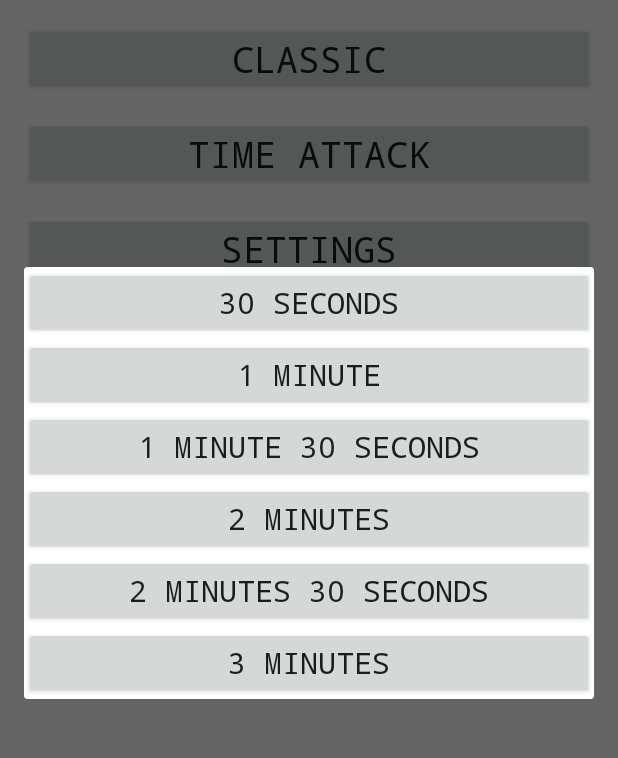
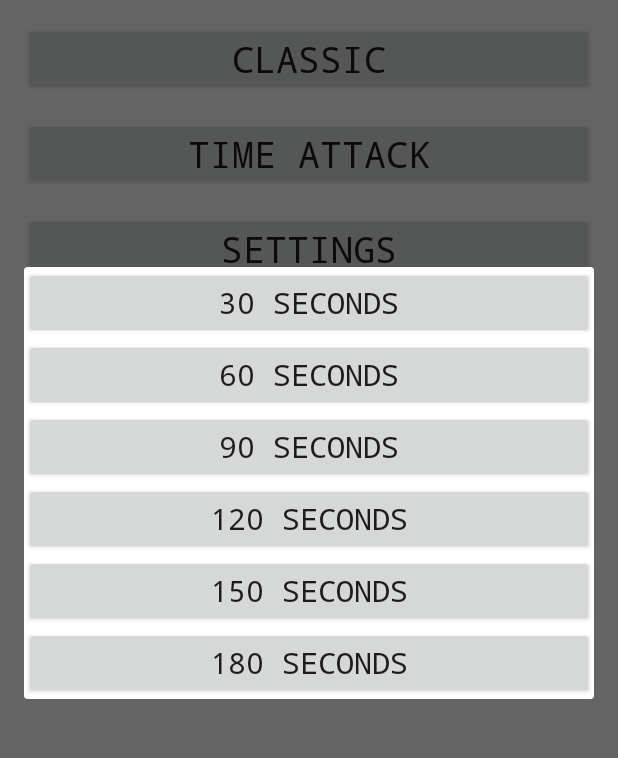
Before and after one commit to datrueonejay/Sequence, an Android app: the MainMenu screen opened directly, with no data from a screen before it, after a tap on "TIME ATTACK", on a phone screen of 412 x 824 dp, the part 135-893 px from its top. Run offline under Robolectric (Android 15) with nearby library versions, the phone set to English and light mode, and no system bars.

Commit message:
Almost Finished App

```diff
--- a/app/src/main/AndroidManifest.xml
+++ b/app/src/main/AndroidManifest.xml
@@ -29,6 +29,7 @@
             </intent-filter>
         </activity>
         <activity android:name=".CountDown" />
+        <activity android:name=".Unlockables"></activity>
     </application>
 
 </manifest>
--- a/app/src/main/res/values/strings.xml
+++ b/app/src/main/res/values/strings.xml
@@ -38,20 +38,20 @@
     <string name="no">No</string>
     <string name="begins">Game Begins In</string>
     <string name="half">30 Seconds</string>
-    <string name="one">1 Minute</string>
-    <string name="one_half">1 Minute 30 Seconds</string>
-    <string name="two">2 Minutes</string>
-    <string name="two_half">2 Minutes 30 Seconds</string>
-    <string name="three">3 Minutes</string>
+    <string name="one">60 Seconds</string>
+    <string name="one_half">90 Seconds</string>
+    <string name="two">120 Seconds</string>
+    <string name="two_half">150 Seconds</string>
+    <string name="three">180 Seconds</string>
     <string name="highscores">Highscores</string>
     <string name="main_score">Classic: </string>
     <string name="timed">Time Attack</string>
     <string name="timed_half_score">30 Seconds: </string>
-    <string name="timed_one_score">1 Minute: </string>
-    <string name="timed_one_half_score">1 Minute 30 Seconds: </string>
-    <string name="timed_two_score">2 Minutes: </string>
-    <string name="timed_two_half_score">2 Minutes 30 Seconds: </string>
-    <string name="timed_three_score">3 Minutes: </string>
+    <string name="timed_one_score">60 Seconds: </string>
+    <string name="timed_one_half_score">90 Seconds: </string>
+    <string name="timed_two_score">120 Seconds: </string>
+    <string name="timed_two_half_score">150 Seconds: </string>
+    <string name="timed_three_score">180 Seconds: </string>
     <string name="warning">WARNING! DO NOT USE BACKGROUND SETTING IF YOU HAVE A HISTORY OF HAVING
     SEIZURES OR IF YOU SUFFER FROM EPILEPSY. KEEP THE SETTING ON INDICATOR: BOX</string>
 
```
Also changed, not shown: app/src/main/java/com/datrueonejay/canyouescape/Unlockables.java (added, +13 -0 lines), app/src/main/res/layout/activity_unlockables.xml (added, +13 -0 lines), app/src/main/res/layout/back_window.xml (+7 -2 lines).
